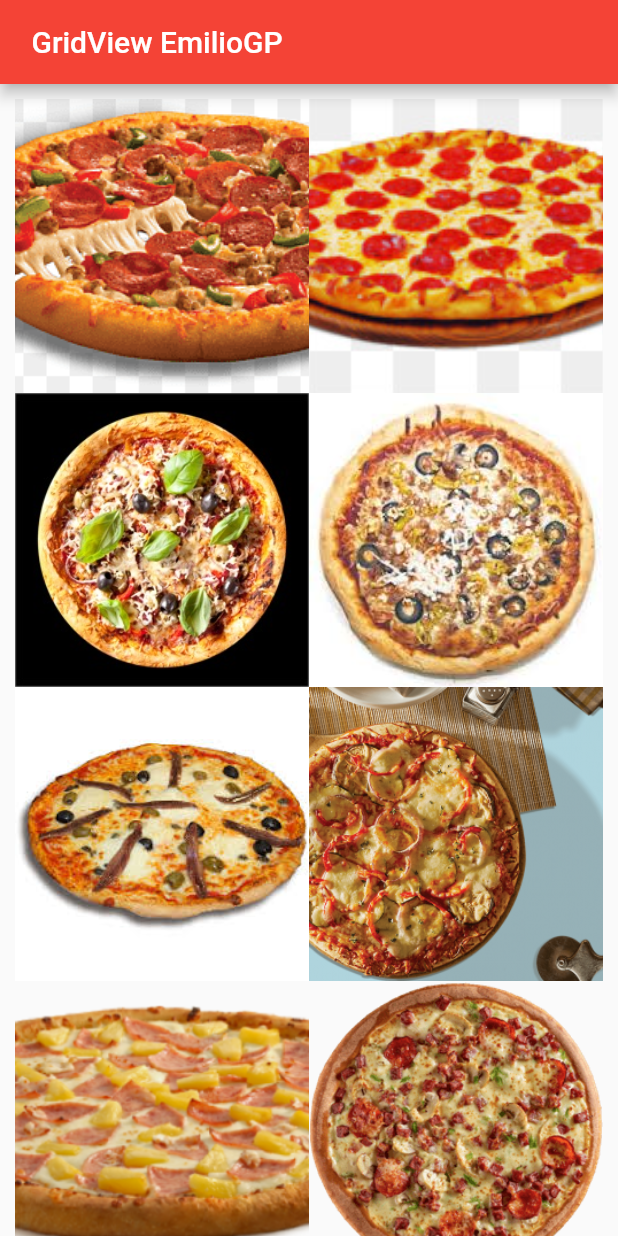
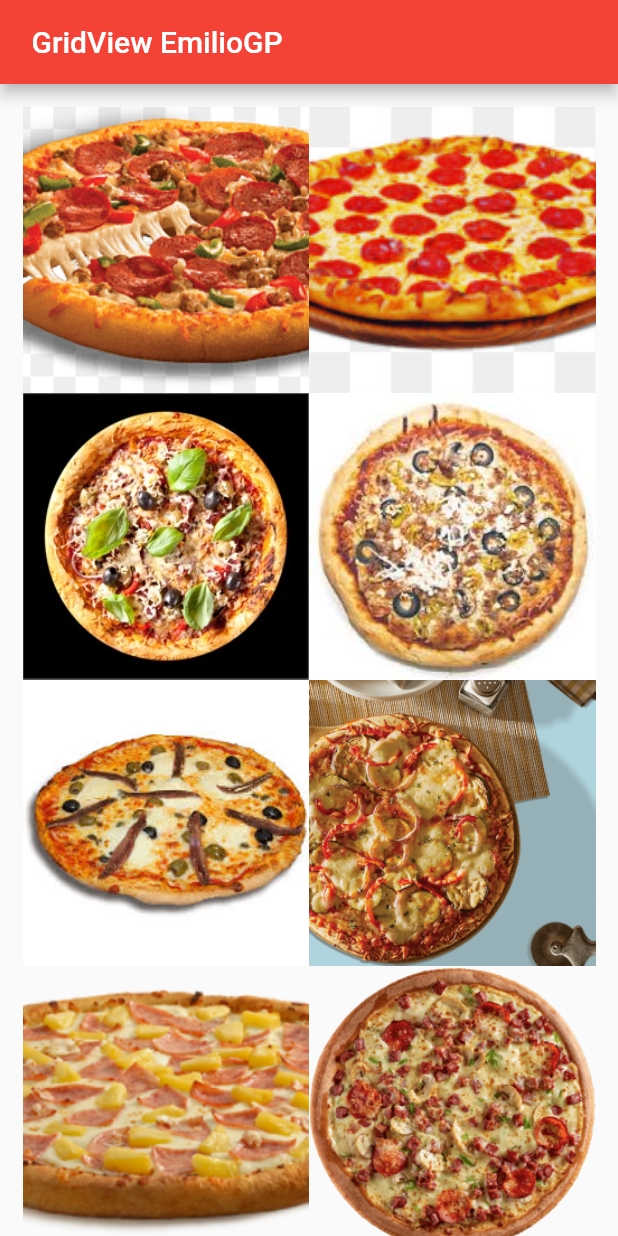
Before and after one commit to Emilio-Guerrero-Peralta/Ej_GridView_Guerrero, a Flutter app: the screen it shows after launch, on a phone screen of 412 x 824 dp. Run offline on Flutter 3.47's test engine with Material 2 defaults, Android fonts, the phone set to English and light mode, and no system bars.

```diff
--- a/lib/gridviewarticulo.dart
+++ b/lib/gridviewarticulo.dart
@@ -1,12 +1,12 @@
 import 'package:flutter/material.dart';
 
-class MyHomePage extends StatefulWidget {
-  const MyHomePage({Key? key}) : super(key: key);
+class Paginaincial extends StatefulWidget {
+  const Paginaincial({Key? key}) : super(key: key);
   @override
   _MyHomePageState createState() => _MyHomePageState();
 } // Widget con estado
 
-class _MyHomePageState extends State<MyHomePage> {
+class _MyHomePageState extends State<Paginaincial> {
   List<String> images = [
     "assets/images/Pizza1.png",
     "assets/images/Pizza2.jpg",
@@ -36,7 +36,7 @@ class _MyHomePageState extends State<MyHomePage> {
             },
             childCount: 8,
           ),
-          padding: const EdgeInsets.all(10),
+          padding: const EdgeInsets.all(15),
           shrinkWrap: true,
         ));
   } // Widgets
--- a/lib/main.dart
+++ b/lib/main.dart
@@ -2,10 +2,10 @@ import 'package:flutter/material.dart';
 import 'package:guerrero/gridviewarticulo.dart';
 
 void main() {
-  runApp(MyApp());
+  runApp(PizzeriaApp());
 }
 
-class MyApp extends StatelessWidget {
+class PizzeriaApp extends StatelessWidget {
   @override
   Widget build(BuildContext context) {
     return MaterialApp(
@@ -14,6 +14,6 @@ class MyApp extends StatelessWidget {
         theme: ThemeData(
           primarySwatch: Colors.red,
         ), // tema global
-        home: const MyHomePage());
+        home: const Paginaincial());
   }
 } //Widget sin estado
```
Also changed, not shown: 1 other file.
